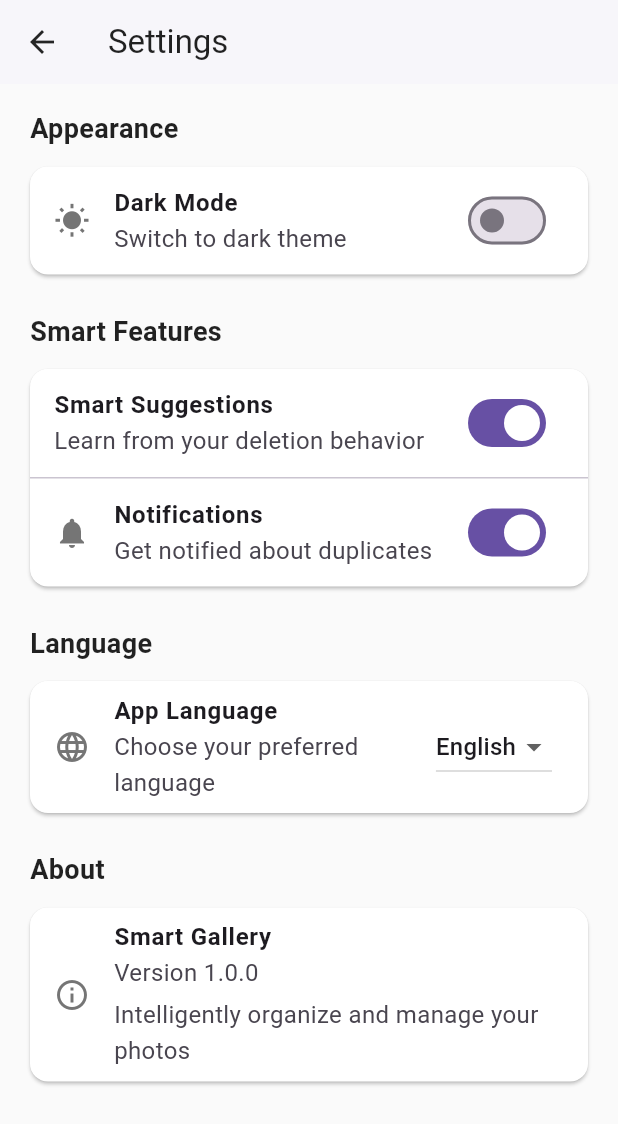
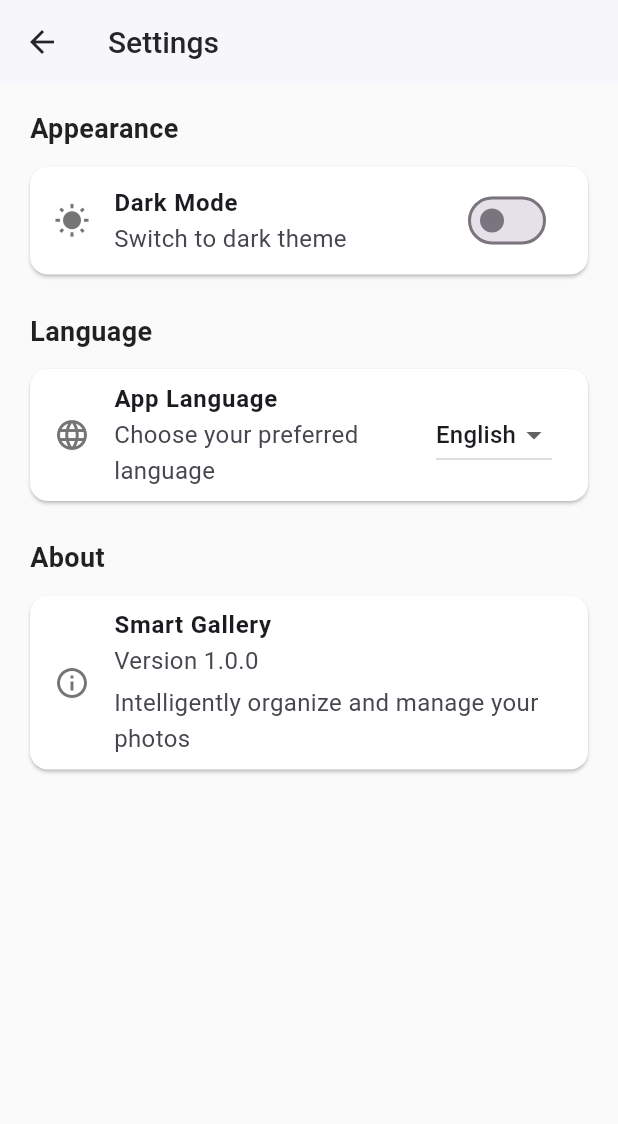
Before and after one commit to TaghreedSweideh/smart_gallery_app, a Flutter app: the SettingsScreen screen opened directly, on a phone screen of 412 x 824 dp. Shown: the top 1124 px of the screen. Run offline on Flutter 3.47's test engine with Material 3 defaults, Android fonts, the phone set to English and light mode, and no system bars; our stand-ins replace dio, image_picker, photo_view, shared_preferences, sizer; missing offline and left inert: photo_manager; accounts and stored records are empty; network calls fail.

Commit message:
settings screen

```diff
--- a/lib/features/settings/screens/settings_screen.dart
+++ b/lib/features/settings/screens/settings_screen.dart
@@ -1,4 +1,6 @@
 import 'package:flutter/material.dart';
+
+import '../../../core/theme/app_text_styles.dart';
 
 class SettingsScreen extends StatefulWidget {
   const SettingsScreen({super.key});
@@ -36,7 +38,7 @@ class _SettingsScreenState extends State<SettingsScreen> {
       appBar: AppBar(
         backgroundColor: Colors.white,
         elevation: 1,
-        title: const Text('Settings', style: TextStyle(color: Colors.black87)),
+        title: const Text('Settings', style: AppTextStyles.h2),
       ),
       body: ListView(
         padding: const EdgeInsets.all(16),
@@ -58,43 +60,8 @@ class _SettingsScreenState extends State<SettingsScreen> {
               trailing: Switch(
                 value: darkMode,
                 onChanged: (v) => setState(() => darkMode = v),
+                activeTrackColor: Colors.blueAccent,
               ),
-            ),
-          ),
-
-          const SizedBox(height: 20),
-
-          // Smart Features
-          _buildSectionTitle('Smart Features'),
-          Card(
-            color: Colors.white,
-            child: Column(
-              children: [
-                ListTile(
-                  title: const Text(
-                    'Smart Suggestions',
-                    style: TextStyle(fontWeight: FontWeight.w600),
-                  ),
-                  subtitle: const Text('Learn from your deletion behavior'),
-                  trailing: Switch(
-                    value: smartSuggestions,
-                    onChanged: (v) => setState(() => smartSuggestions = v),
-                  ),
-                ),
-                const Divider(height: 1),
-                ListTile(
-                  leading: Icon(Icons.notifications, color: Colors.grey[600]),
-                  title: const Text(
-                    'Notifications',
-                    style: TextStyle(fontWeight: FontWeight.w600),
-                  ),
-                  subtitle: const Text('Get notified about duplicates'),
-                  trailing: Switch(
-                    value: notifications,
-                    onChanged: (v) => setState(() => notifications = v),
-                  ),
-                ),
-              ],
             ),
           ),
 
```
